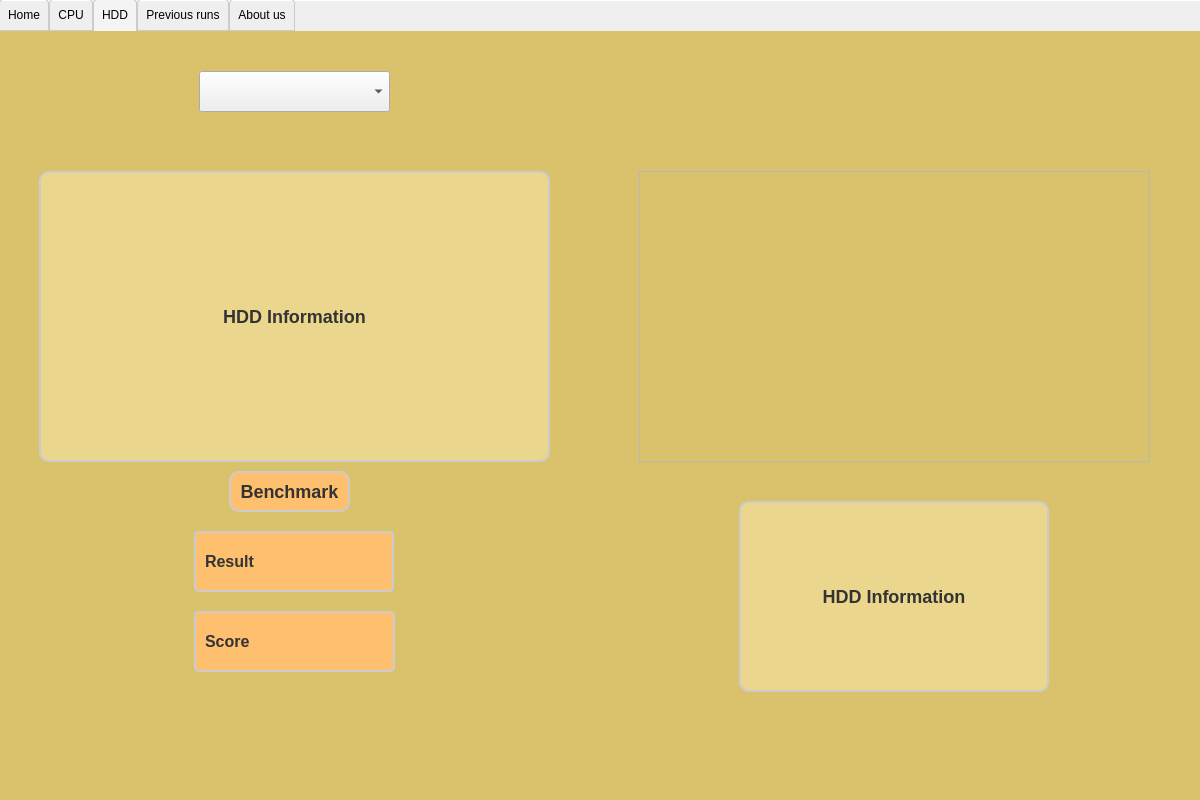
Monke-CO/MonkeyWrench, file mainwindow.ui: the form before one commit.
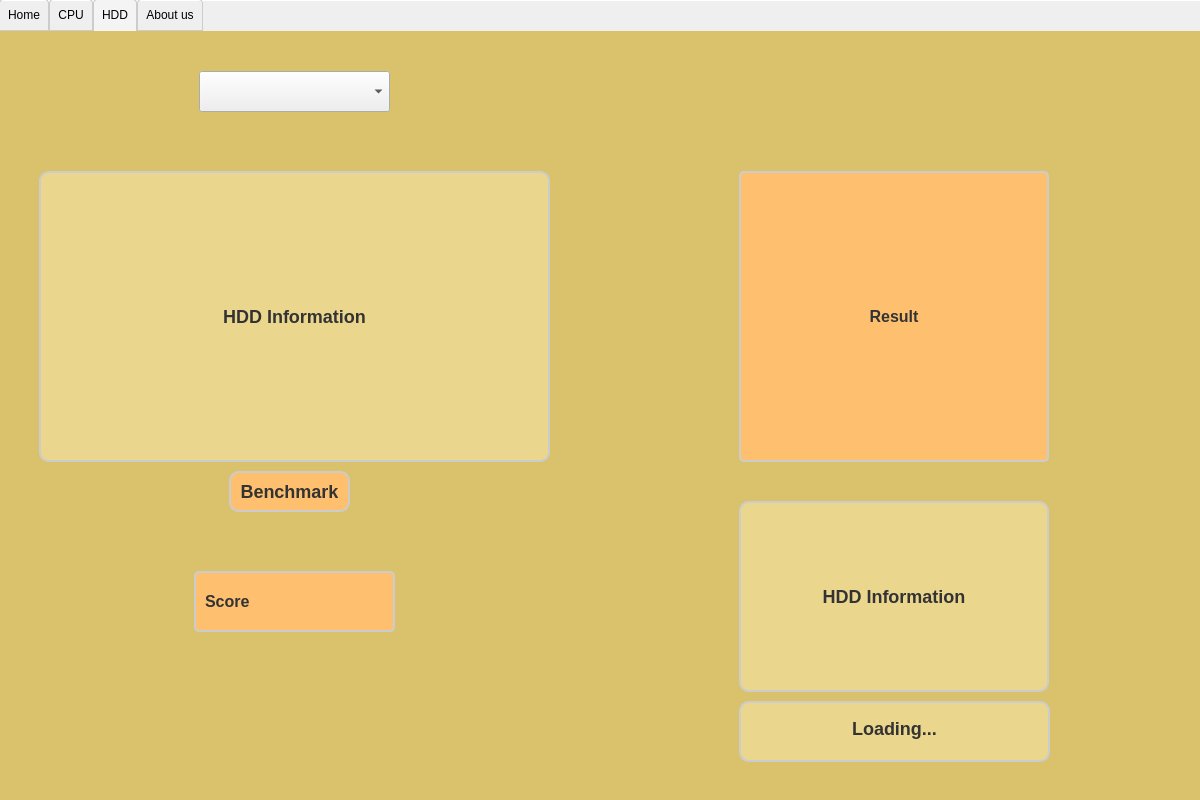
The form after the commit. The open tabs and pages were chosen to show the change. Icons and pictures are not drawn.

Commit message: add loading bar

Diff of the .ui file:
```diff
--- a/mainwindow.ui
+++ b/mainwindow.ui
@@ -108,7 +108,7 @@
        </property>
        <property name="iconSize">
         <size>
-         <width>166</width>
+         <width>234</width>
          <height>40</height>
         </size>
        </property>
@@ -522,10 +522,10 @@
         <widget class="QLabel" name="hddResult">
          <property name="geometry">
           <rect>
-           <x>195</x>
-           <y>500</y>
-           <width>200</width>
-           <height>61</height>
+           <x>740</x>
+           <y>140</y>
+           <width>310</width>
+           <height>291</height>
           </rect>
          </property>
          <property name="styleSheet">
@@ -542,12 +542,15 @@
          <property name="text">
           <string>Result</string>
          </property>
+         <property name="alignment">
+          <set>Qt::AlignCenter</set>
+         </property>
         </widget>
         <widget class="QLabel" name="hddScore">
          <property name="geometry">
           <rect>
            <x>195</x>
-           <y>580</y>
+           <y>540</y>
            <width>201</width>
            <height>61</height>
           </rect>
@@ -567,34 +570,6 @@
           <string>Score</string>
          </property>
         </widget>
-        <widget class="QFrame" name="frame_2">
-         <property name="geometry">
-          <rect>
-           <x>640</x>
-           <y>140</y>
-           <width>511</width>
-           <height>291</height>
-          </rect>
-         </property>
-         <property name="styleSheet">
-          <string notr="true">QFramel {
-    font-size: 18px;
-    font-weight: bold;
-    color: #333333;
-    background-color: #F5F5F5;
-    border: 2px solid #CCCCCC;
-    border-radius: 10px;
-    padding: 10px;
-}
-</string>
-         </property>
-         <property name="frameShape">
-          <enum>QFrame::StyledPanel</enum>
-         </property>
-         <property name="frameShadow">
-          <enum>QFrame::Raised</enum>
-         </property>
-        </widget>
         <widget class="QLabel" name="hddGifLabel">
          <property name="geometry">
           <rect>
@@ -632,26 +607,43 @@
           <bool>true</bool>
          </property>
         </widget>
-       </widget>
-       <widget class="QWidget" name="previousTab">
-        <property name="autoFillBackground">
-         <bool>false</bool>
-        </property>
-        <property name="styleSheet">
-         <string notr="true">#previousTab{
-background-image: url(:/resources/BananaBackground.png);
-	background-color: #DAC16C;
-	background-repeat: no-repeat; 
-	background-position: center; 
-}</string>
-        </property>
-        <attribute name="icon">
-         <iconset resource="resources.qrc">
-          <normaloff>:/resources/previous.png</normaloff>:/resources/previous.png</iconset>
-        </attribute>
-        <attribute name="title">
-         <string>Previous runs</string>
-        </attribute>
+        <widget class="QLabel" name="hddLoading">
+         <property name="geometry">
+          <rect>
+           <x>740</x>
+           <y>670</y>
+           <width>311</width>
+           <height>61</height>
+          </rect>
+         </property>
+         <property name="styleSheet">
+          <string notr="true">QLabel {
+    font-size: 18px;
+    font-weight: bold;
+    color: #333333;
+    background-color: #EBD68E;
+    border: 2px solid #CCCCCC;
+    border-radius: 10px;
+    padding: 10px;
+}
+</string>
+         </property>
+         <property name="text">
+          <string>Loading...</string>
+         </property>
+         <property name="textFormat">
+          <enum>Qt::RichText</enum>
+         </property>
+         <property name="scaledContents">
+          <bool>true</bool>
+         </property>
+         <property name="alignment">
+          <set>Qt::AlignHCenter|Qt::AlignTop</set>
+         </property>
+         <property name="wordWrap">
+          <bool>true</bool>
+         </property>
+        </widget>
        </widget>
        <widget class="QWidget" name="aboutTab">
         <property name="autoFillBackground">
```
Left out of the diff: 82 changed lines with no effect on the pictures. The commit also changes 2 other files.
